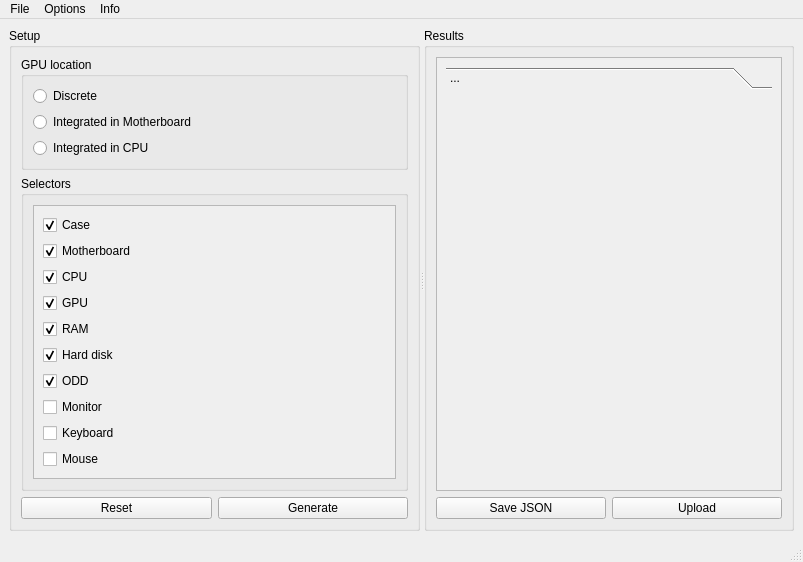
Old version of the form interface.ui in the repository WEEE-Open/peracotta.
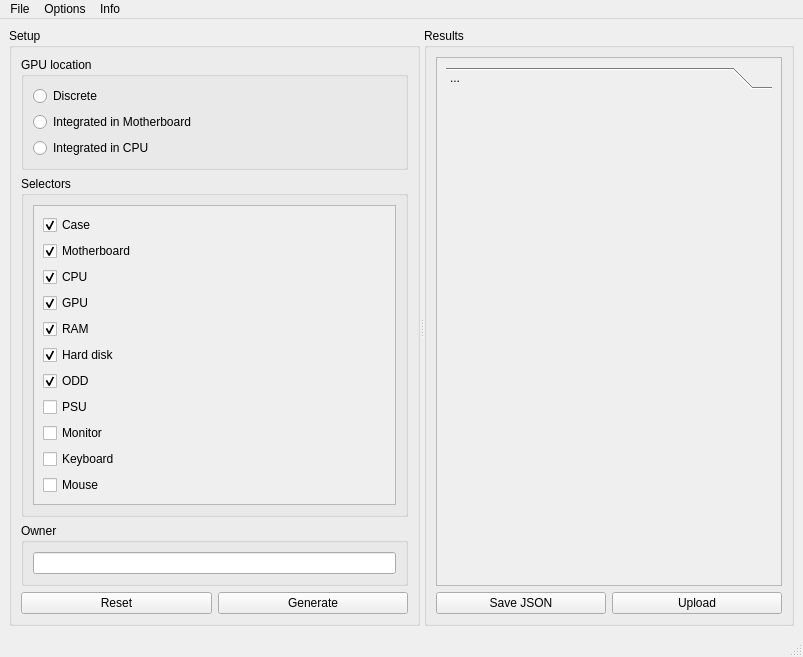
New version of the form.

Commit message: Added PSU checkbox and owner input field

What changed in the file:
```diff
--- a/interface.ui
+++ b/interface.ui
@@ -88,7 +88,7 @@
                 <x>0</x>
                 <y>0</y>
                 <width>347</width>
-                <height>242</height>
+                <height>265</height>
                </rect>
               </property>
               <layout class="QVBoxLayout" name="verticalLayout_6">
@@ -174,6 +174,13 @@
                  </property>
                 </widget>
                </item>
+               <item>
+                <widget class="QCheckBox" name="checkBox_11">
+                 <property name="text">
+                  <string>PSU</string>
+                 </property>
+                </widget>
+               </item>
                <item>
                 <widget class="QCheckBox" name="checkBox_8">
                  <property name="text">
@@ -202,6 +209,18 @@
           </layout>
          </widget>
         </item>
+        <item>
+         <widget class="QGroupBox" name="groupBox_3">
+          <property name="title">
+           <string>Owner</string>
+          </property>
+          <layout class="QVBoxLayout" name="verticalLayout_5">
+           <item>
+            <widget class="QLineEdit" name="lineEdit"/>
+           </item>
+          </layout>
+         </widget>
+        </item>
         <item>
          <spacer name="verticalSpacer">
           <property name="orientation">
```
